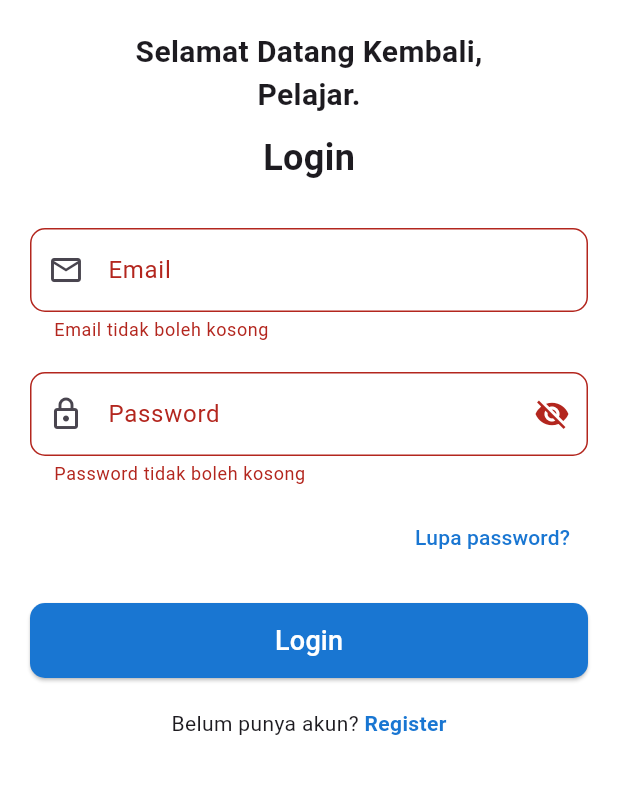
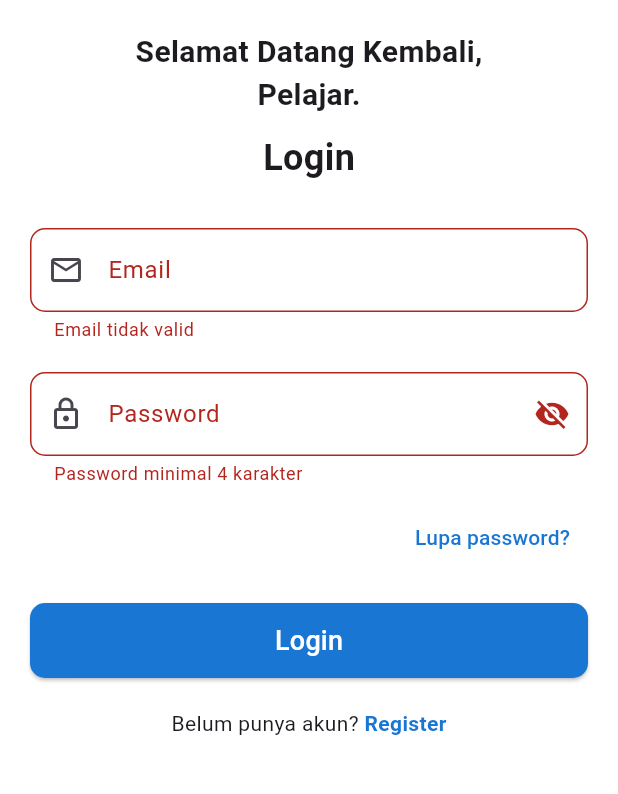
Before and after one commit to Daffadikau/mentorly-app, a Flutter app: the LoginPage screen opened directly, after a tap on "Login", on a phone screen of 412 x 824 dp, the part 387-1181 px from its top. Run offline on Flutter 3.47's test engine with Material 3 defaults, Android fonts, the light colour scheme and no system bars; our stand-ins replace firebase_core, firebase_database, shared_preferences; accounts and stored records are empty.

Commit message:
Login and Sign-up Credential Works

```diff
--- a/lib/login_pelajar.dart
+++ b/lib/login_pelajar.dart
@@ -21,46 +21,26 @@ class _LoginPageState extends State<LoginPage> {
   bool _obscurePassword = true;
   int loginAttempts = 0;
 
-  @override
-  void dispose() {
-    _email.dispose();
-    _password.dispose();
-    super.dispose();
-  }
-
   bool validasi() {
     bool isValid = true;
+    setState(() {
+      final emailText = _email.text.trim();
+      final passText = _password.text;
 
-    setState(() {
-      // Validasi email
-      if (_email.text.isEmpty) {
-        errorEmail = "Email tidak boleh kosong";
-        isValid = false;
-      } else if (!_email.text.contains("@") || !_email.text.contains(".")) {
-        errorEmail = "Format email tidak valid";
-        isValid = false;
-      } else if (_email.text.length > 100) {
-        errorEmail = "Email terlalu panjang";
+      if (emailText.isEmpty || !emailText.contains('@')) {
+        errorEmail = 'Email tidak valid';
         isValid = false;
       } else {
         errorEmail = null;
       }
 
-      // Validasi password
-      if (_password.text.isEmpty) {
-        errorPassword = "Password tidak boleh kosong";
-        isValid = false;
-      } else if (_password.text.length < 6) {
-        errorPassword = "Password minimal 6 karakter";
-        isValid = false;
-      } else if (_password.text.length > 50) {
-        errorPassword = "Password terlalu panjang";
+      if (passText.isEmpty || passText.length < 4) {
+        errorPassword = 'Password minimal 4 karakter';
         isValid = false;
       } else {
         errorPassword = null;
       }
     });
-
     return isValid;
   }
 
@@ -84,22 +64,73 @@ class _LoginPageState extends State<LoginPage> {
 
     try {
       final ref = FirebaseDatabase.instance.ref('pelajar');
-      final query = ref.orderByChild('email').equalTo(_email.text.trim());
+      final normalizedEmail = _email.text.trim().toLowerCase();
 
-      final snapshot = await query.get().timeout(
-        const Duration(seconds: 10),
-        onTimeout: () {
-          throw Exception("Koneksi timeout");
-        },
-      );
+      // Try common email field names first
+      final emailKeys = ['email', 'itememail', 'user_email', 'email_address'];
+      MapEntry? matchEntry;
 
-      if (snapshot.exists) {
-        final data = snapshot.value as Map<dynamic, dynamic>;
-        final firstEntry = data.entries.first;
-        final pelajarId = firstEntry.key;
-        final pelajarData = Map<String, dynamic>.from(firstEntry.value as Map);
+      for (var key in emailKeys) {
+        final query = ref.orderByChild(key).equalTo(normalizedEmail);
+        try {
+          final snapshot = await query.get().timeout(const Duration(seconds: 6));
+          if (snapshot.exists) {
+            final raw = snapshot.value;
+            if (raw is Map && raw.isNotEmpty) {
+              matchEntry = raw.entries.first;
+              break;
+            }
+          }
+        } catch (_) {
+          // ignore and try next key
+        }
+      }
 
-        if (pelajarData['password'] == _password.text) {
+      // Fallback: scan all entries and compare any field that looks like email
+      if (matchEntry == null) {
+        try {
+          final allSnap = await ref.get().timeout(const Duration(seconds: 8));
+          if (allSnap.exists && allSnap.value is Map) {
+            final allMap = allSnap.value as Map<dynamic, dynamic>;
+            for (var e in allMap.entries) {
+              final entryVal = e.value;
+              if (entryVal is Map) {
+                for (var f in entryVal.entries) {
+                  final val = f.value;
+                  if (val is String) {
+                    if (val.trim().toLowerCase() == normalizedEmail) {
+                      matchEntry = e;
+                      break;
+                    }
+                  }
+                }
+              }
+              if (matchEntry != null) break;
+            }
+          }
+        } catch (_) {
+          // ignore
+        }
+      }
+
+      if (matchEntry == null) {
+        loginAttempts++;
+        if (mounted) {
+          ScaffoldMessenger.of(context).showSnackBar(
+            const SnackBar(
+              content: Text("Email atau password salah"),
+              backgroundColor: Colors.red,
+            ),
+          );
+        }
+      } else {
+        final pelajarId = matchEntry.key;
+        final pelajarData = Map<String, dynamic>.from(matchEntry.value as Map);
+
+        final storedPassword = (pelajarData['password'] ?? pelajarData['itempassword'] ?? '').toString();
+        final inputPassword = _password.text;
+
+        if (storedPassword == inputPassword) {
           loginAttempts = 0;
           pelajarData['id'] = pelajarId;
 
@@ -133,16 +164,6 @@ class _LoginPageState extends State<LoginPage> {
               ),
             );
           }
-        }
-      } else {
-        loginAttempts++;
-        if (mounted) {
-          ScaffoldMessenger.of(context).showSnackBar(
-            const SnackBar(
-              content: Text("Email atau password salah"),
-              backgroundColor: Colors.red,
-            ),
-          );
         }
       }
     } catch (e) {
@@ -232,9 +253,7 @@ class _LoginPageState extends State<LoginPage> {
                   prefixIcon: const Icon(Icons.lock_outlined),
                   suffixIcon: IconButton(
                     icon: Icon(
-                      _obscurePassword
-                          ? Icons.visibility_off
-                          : Icons.visibility,
+                      _obscurePassword ? Icons.visibility_off : Icons.visibility,
                     ),
                     onPressed: () {
                       setState(() {
--- a/lib/profile_pelajar.dart
+++ b/lib/profile_pelajar.dart
@@ -92,7 +92,8 @@ class _ProfilePelajarState extends State<ProfilePelajar> {
     });
 
     try {
-      final ref = FirebaseDatabase.instance.ref('pelajar/${widget.pelajarData['id']}');
+      final ref =
+          FirebaseDatabase.instance.ref('pelajar/${widget.pelajarData['id']}');
 
       final updates = {
         'email': _emailController.text.trim(),
--- a/lib/register_pelajar.dart
+++ b/lib/register_pelajar.dart
@@ -63,10 +63,11 @@ class _RegisterPageState extends State<RegisterPage> {
       final ref = FirebaseDatabase.instance.ref('pelajar');
       final newRef = ref.push();
 
+      final normalizedEmail = _email.text.trim().toLowerCase();
       final user = {
-        'email': _email.text,
+        'email': normalizedEmail,
         'password': _password.text,
-        'phone': _phone.text,
+        'phone': _phone.text.trim(),
         'created_at': DateTime.now().toIso8601String(),
       };
 
```
Also changed, not shown: lib/chat_detail.dart (+16 -8 lines), lib/tambah_jadwal_mentor.dart (+6 -3 lines), lib/login_admin.dart (line endings or trailing spaces), lib/login_mentor.dart (line endings or trailing spaces).
